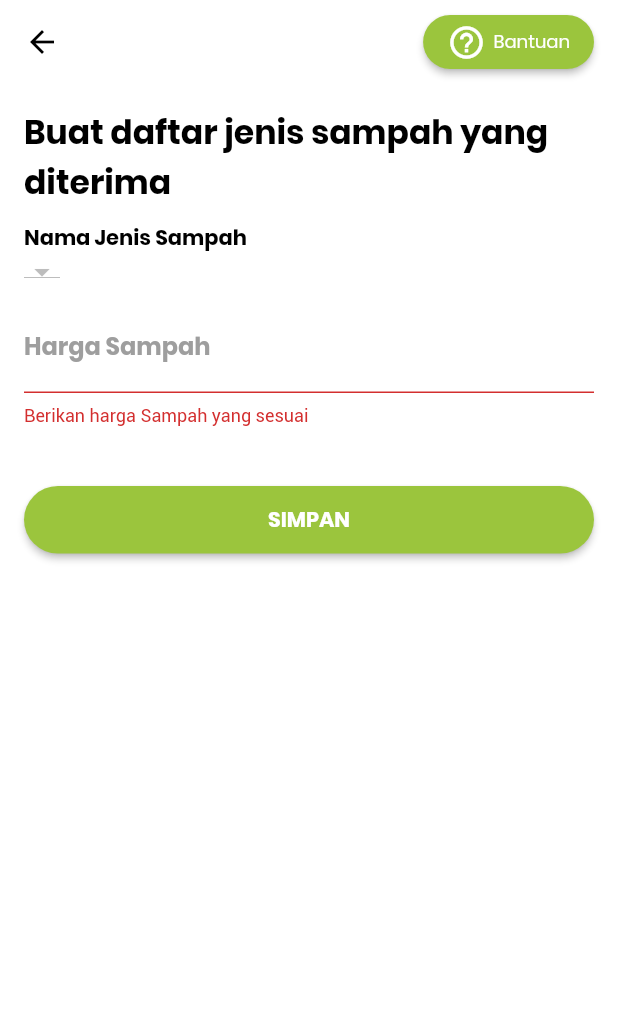
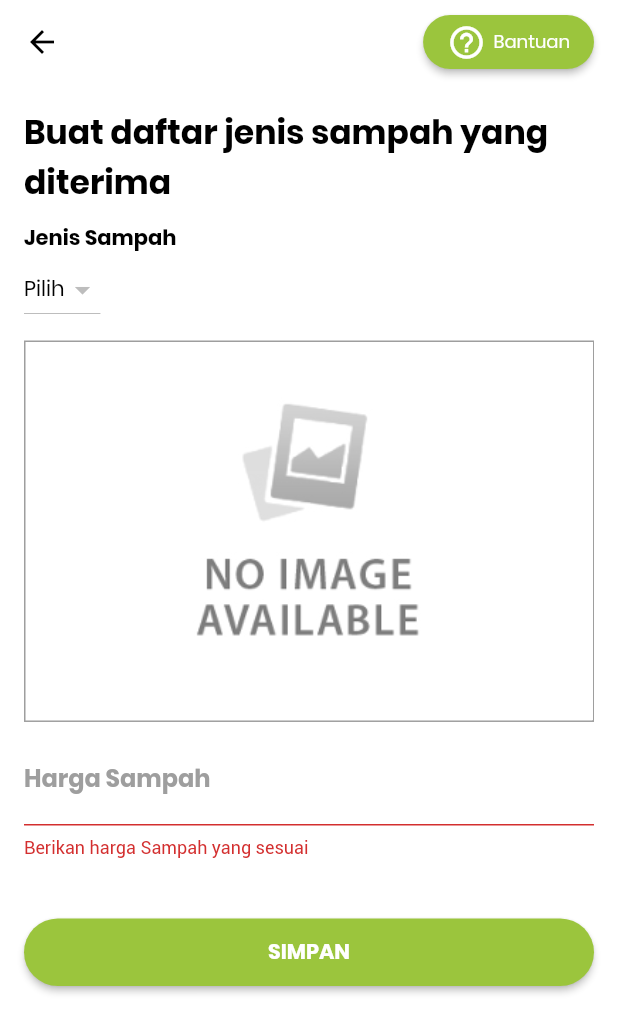
Before and after one commit to Gocir/lingkung-partner, a Flutter app: the AddTrashReceivePage screen opened directly, after a tap on "SIMPAN", on a phone screen of 412 x 824 dp. Shown: the top 1033 px of the screen. Run offline on Flutter 3.47's test engine with Material 2 defaults, Android fonts, the phone set to English and light mode, and no system bars; our stand-ins replace cloud_firestore, firebase_auth, firebase_storage, flutter_spinkit, image_picker, introduction_screen and 1 more; accounts and stored records are empty.

```diff
--- a/lib/screens/addTrashReceive.dart
+++ b/lib/screens/addTrashReceive.dart
@@ -111,14 +111,24 @@ class _AddTrashReceivePageState extends State<AddTrashReceivePage> {
                       children: <Widget>[
                         Container(
                           child: CustomText(
-                            text: 'Nama Jenis Sampah',
+                            text: 'Jenis Sampah',
                             weight: FontWeight.w600,
                           ),
                         ),
                         DropdownButton(
+                          hint: CustomText(
+                              text: 'Pilih'),
+                          style: TextStyle(fontFamily: "Poppins", fontSize: 16.0, color: black, fontWeight: FontWeight.normal),
                           items: trashesDropDown,
                           onChanged: changeSelectedTrash,
                           value: _currentTrash,
+                        ),
+                        SizedBox(height: 10.0),
+                        Container(
+                          width: MediaQuery.of(context).size.width,
+                          decoration:
+                              BoxDecoration(border: Border.all(color: grey)),
+                          child: Image.asset("assets/images/noimage.png"),
                         ),
                         SizedBox(height: 10.0),
                         Container(
@@ -168,11 +178,9 @@ class _AddTrashReceivePageState extends State<AddTrashReceivePage> {
 
   _gettrashes() async {
     List<DocumentSnapshot> data = await _trashService.getTrashes();
-    print(data.length);
     setState(() {
       trashes = data;
       trashesDropDown = getTrashesDropdown();
-      _currentTrash = trashes[0].data['name'];
     });
   }
 
@@ -184,10 +192,13 @@ class _AddTrashReceivePageState extends State<AddTrashReceivePage> {
     if (_formKey.currentState.validate()) {
       // setState(() => loading = true);
       if (_currentTrash != null) {
+        FirebaseAuth auth = FirebaseAuth.instance;
+        FirebaseUser _user = await auth.currentUser();
         _trashReceiveService.addTrashReceive({
-          "price": double.parse(_price.text),
+          "price": int.parse(_price.text),
           "trashName": _currentTrash,
-          "partnerId": widget.partner.uid,
+          "image": 'assets/images/noimage.png',
+          "partnerId": _user.uid,
         });
         _formKey.currentState.reset();
         setState(() => loading = false);
```
